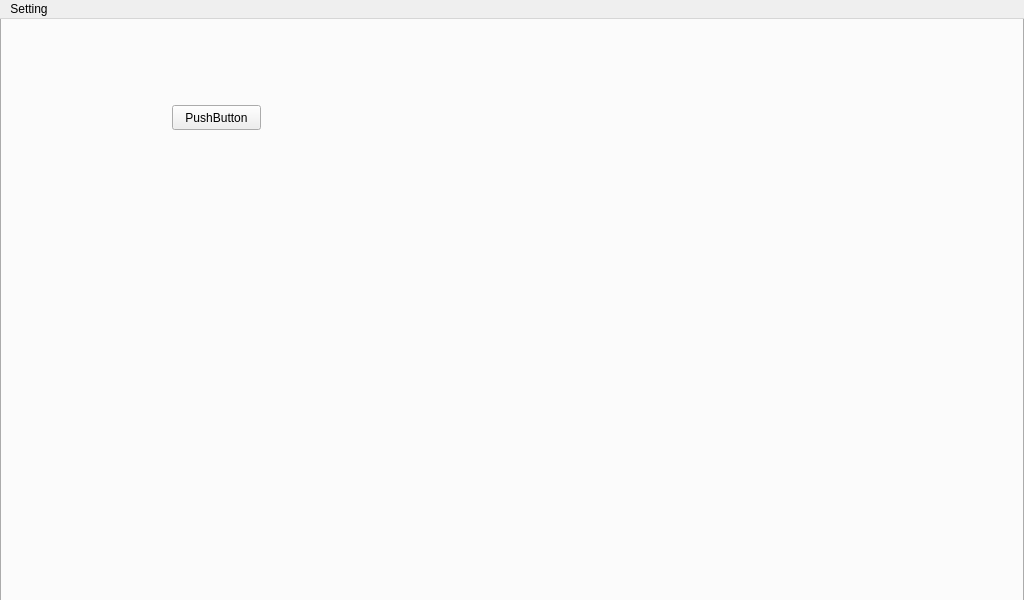
Above: untitled/mainwindow.ui from a7584579/Hello_Embedded_2501 before the change. Below: the same form after it.
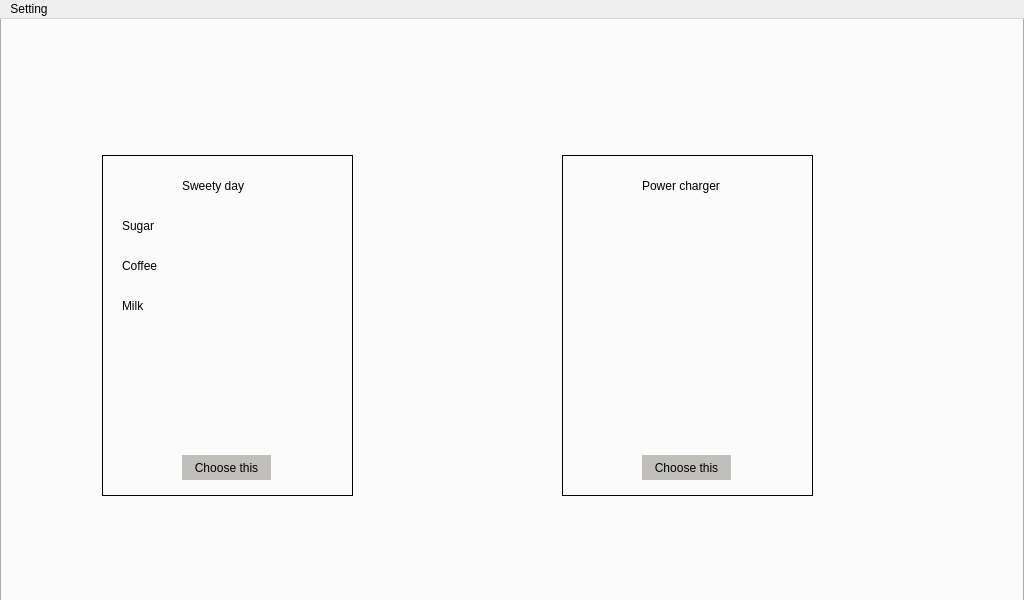
That is the form after the change. The open tabs and pages were chosen to show the change. Icons and pictures are not drawn.

Diff of the .ui file:
```diff
--- a/untitled/mainwindow.ui
+++ b/untitled/mainwindow.ui
@@ -360,28 +360,6 @@
          <string>Mood Coffee</string>
         </property>
        </widget>
-       <widget class="QLabel" name="label_10">
-        <property name="geometry">
-         <rect>
-          <x>340</x>
-          <y>60</y>
-          <width>371</width>
-          <height>51</height>
-         </rect>
-        </property>
-        <property name="font">
-         <font>
-          <pointsize>20</pointsize>
-         </font>
-        </property>
-        <property name="styleSheet">
-         <string notr="true">color: #4A3C3B;
-border: none;</string>
-        </property>
-        <property name="text">
-         <string>Physical Signs</string>
-        </property>
-       </widget>
        <widget class="QLabel" name="label_2">
         <property name="geometry">
          <rect>
@@ -432,18 +410,153 @@
       <attribute name="title">
        <string>Page</string>
       </attribute>
-      <widget class="QPushButton" name="pushButton_8">
+      <widget class="QWidget" name="widget_9" native="true">
        <property name="geometry">
         <rect>
-         <x>170</x>
-         <y>120</y>
-         <width>89</width>
-         <height>25</height>
+         <x>100</x>
+         <y>170</y>
+         <width>251</width>
+         <height>341</height>
         </rect>
        </property>
-       <property name="text">
-        <string>PushButton</string>
+       <property name="styleSheet">
+        <string notr="true">border:1px solid;
+border-color: rgb(0, 0, 0);</string>
        </property>
+       <widget class="QPushButton" name="pushButton_8">
+        <property name="geometry">
+         <rect>
+          <x>80</x>
+          <y>300</y>
+          <width>89</width>
+          <height>25</height>
+         </rect>
+        </property>
+        <property name="styleSheet">
+         <string notr="true">border:0;
+background-color: rgb(192, 191, 188);</string>
+        </property>
+        <property name="text">
+         <string>Choose this</string>
+        </property>
+        <property name="checkable">
+         <bool>true</bool>
+        </property>
+       </widget>
+       <widget class="QLabel" name="label_10">
+        <property name="geometry">
+         <rect>
+          <x>80</x>
+          <y>20</y>
+          <width>91</width>
+          <height>21</height>
+         </rect>
+        </property>
+        <property name="styleSheet">
+         <string notr="true">border:0;</string>
+        </property>
+        <property name="text">
+         <string>Sweety day</string>
+        </property>
+       </widget>
+       <widget class="QLabel" name="label_38">
+        <property name="geometry">
+         <rect>
+          <x>20</x>
+          <y>60</y>
+          <width>41</width>
+          <height>21</height>
+         </rect>
+        </property>
+        <property name="styleSheet">
+         <string notr="true">border:0;</string>
+        </property>
+        <property name="text">
+         <string>Sugar</string>
+        </property>
+       </widget>
+       <widget class="QLabel" name="label_39">
+        <property name="geometry">
+         <rect>
+          <x>20</x>
+          <y>100</y>
+          <width>51</width>
+          <height>21</height>
+         </rect>
+        </property>
+        <property name="styleSheet">
+         <string notr="true">border:0;</string>
+        </property>
+        <property name="text">
+         <string>Coffee</string>
+        </property>
+       </widget>
+       <widget class="QLabel" name="label_40">
+        <property name="geometry">
+         <rect>
+          <x>20</x>
+          <y>140</y>
+          <width>51</width>
+          <height>21</height>
+         </rect>
+        </property>
+        <property name="styleSheet">
+         <string notr="true">border:0;</string>
+        </property>
+        <property name="text">
+         <string>Milk</string>
+        </property>
+       </widget>
+      </widget>
+      <widget class="QWidget" name="widget_10" native="true">
+       <property name="geometry">
+        <rect>
+         <x>560</x>
+         <y>170</y>
+         <width>251</width>
+         <height>341</height>
+        </rect>
+       </property>
+       <property name="styleSheet">
+        <string notr="true">border:1px solid;
+border-color: rgb(0, 0, 0);</string>
+       </property>
+       <widget class="QPushButton" name="pushButton_12">
+        <property name="geometry">
+         <rect>
+          <x>80</x>
+          <y>300</y>
+          <width>89</width>
+          <height>25</height>
+         </rect>
+        </property>
+        <property name="styleSheet">
+         <string notr="true">border:0;
+background-color: rgb(192, 191, 188);</string>
+        </property>
+        <property name="text">
+         <string>Choose this</string>
+        </property>
+        <property name="checkable">
+         <bool>true</bool>
+        </property>
+       </widget>
+       <widget class="QLabel" name="label_36">
+        <property name="geometry">
+         <rect>
+          <x>80</x>
+          <y>20</y>
+          <width>111</width>
+          <height>21</height>
+         </rect>
+        </property>
+        <property name="styleSheet">
+         <string notr="true">border:0;</string>
+        </property>
+        <property name="text">
+         <string>Power charger</string>
+        </property>
+       </widget>
       </widget>
      </widget>
      <widget class="QWidget" name="tab5_5">
@@ -1001,19 +1114,6 @@
                </property>
               </widget>
              </item>
-             <item>
-              <widget class="QPushButton" name="pushButton_12">
-               <property name="maximumSize">
-                <size>
-                 <width>75</width>
-                 <height>16777215</height>
-                </size>
-               </property>
-               <property name="text">
-                <string>Judge</string>
-               </property>
-              </widget>
-             </item>
             </layout>
            </widget>
           </widget>
```
Left out of the diff: 44 changed lines with no effect on the pictures.
